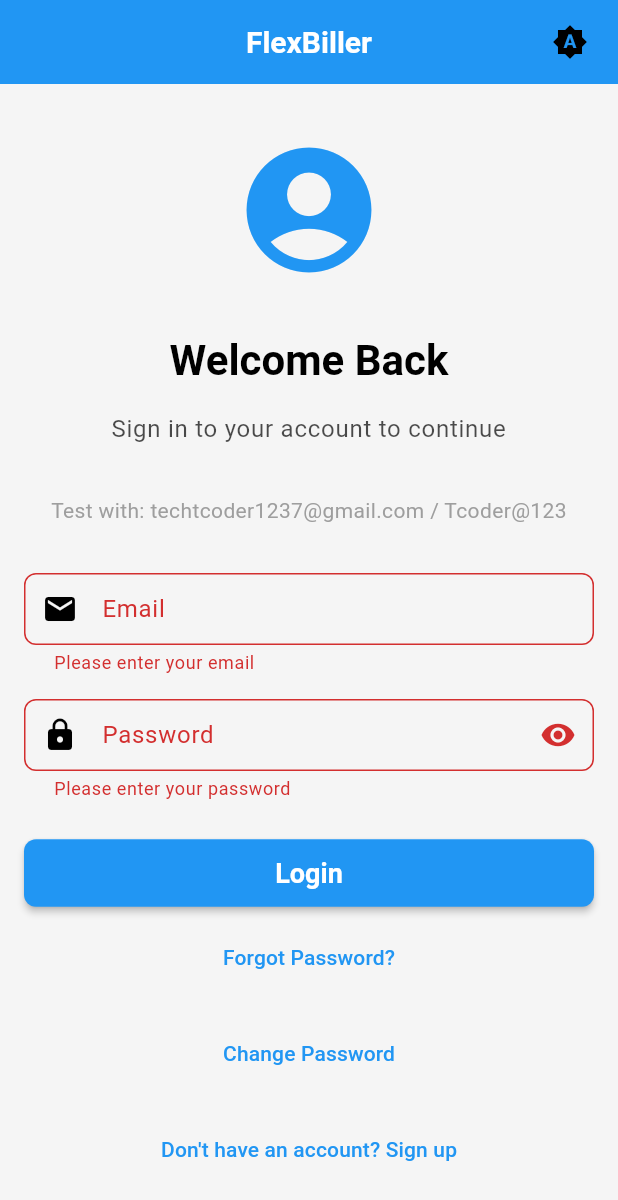
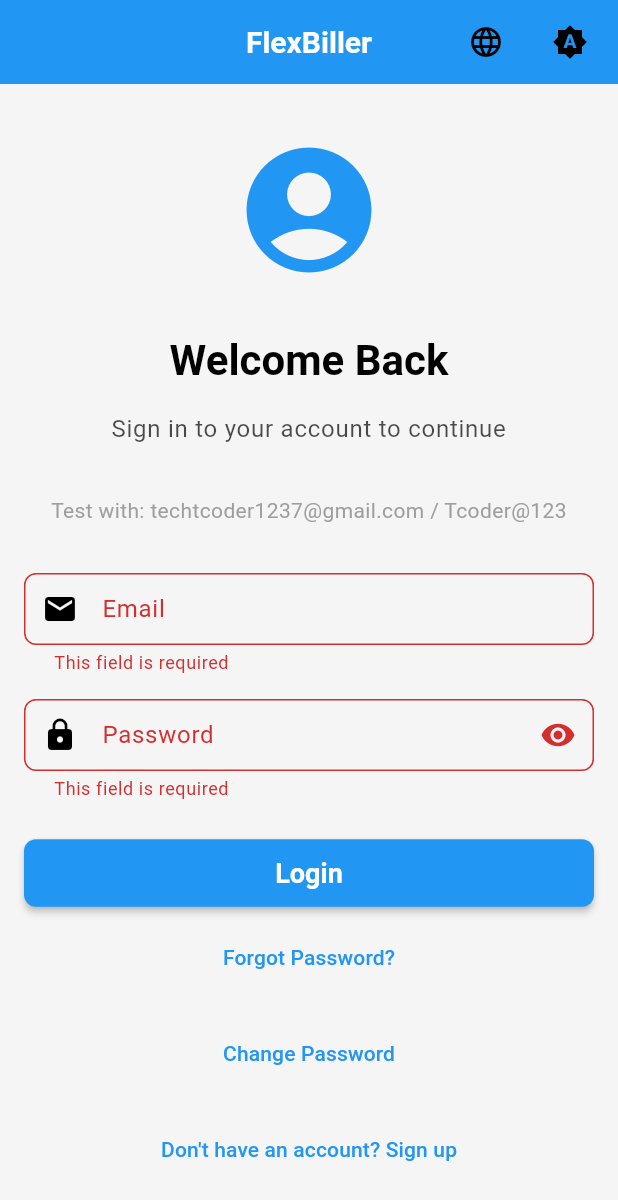
Before and after one commit to EtanaAlemu/flexbiller-app, a Flutter app: the screen it shows after launch, after a tap on "Login", on a phone screen of 412 x 824 dp. Shown: the top 1200 px of the screen. Run offline on Flutter 3.47's test engine with Material 3 defaults, Android fonts, the phone set to English and light mode, and no system bars; our stand-ins replace dio, equatable, flutter_bloc, flutter_secure_storage, get_it, injectable and 2 more; accounts and stored records are empty.

Commit message:
feat: implement comprehensive localization system
- Add flutter_localizations and intl packages for localization support
- Create AppLocalizations class for locale configuration and delegates
- Implement LocalizationService for locale state management and persistence
- Create AppStrings class with all English localized strings
- Add ARB format file (app_en.arb) for future code generation
- Create language selector widgets for UI language switching
- Update main.dart with localization configuration
- Refactor login form to use localized strings
- Add language selector to login page app bar
- Include comprehensive documentation and README
- Support for easy addition of new languages in the future

```diff
--- /dev/null
+++ b/lib/core/localization/app_localizations.dart
@@ -0,0 +1,55 @@
+import 'package:flutter/material.dart';
+import 'package:flutter_localizations/flutter_localizations.dart';
+
+class AppLocalizations {
+  static const List<Locale> supportedLocales = [
+    Locale('en', ''), // English
+    // Add more locales here when needed:
+    // Locale('es', ''), // Spanish
+    // Locale('fr', ''), // French
+    // Locale('ar', ''), // Arabic
+    // Locale('zh', ''), // Chinese
+  ];
+
+  static const String defaultLanguageCode = 'en';
+  static const String defaultCountryCode = '';
+
+  static const Locale defaultLocale = Locale(defaultLanguageCode, defaultCountryCode);
+
+  static List<LocalizationsDelegate<dynamic>> get localizationsDelegates => [
+    GlobalMaterialLocalizations.delegate,
+    GlobalWidgetsLocalizations.delegate,
+    GlobalCupertinoLocalizations.delegate,
+    // Add custom delegates here when needed
+  ];
+
+  static List<Locale> get supportedLocalesList => supportedLocales;
+
+  static bool isSupported(Locale locale) {
+    return supportedLocales.any((supported) =>
+        supported.languageCode == locale.languageCode &&
+        (supported.countryCode?.isEmpty == true ||
+            supported.countryCode == locale.countryCode));
+  }
+
+  static Locale getFallbackLocale() {
+    return defaultLocale;
+  }
+
+  static Locale? getSupportedLocale(Locale? locale) {
+    if (locale == null) return defaultLocale;
+
+    // Check if the locale is supported
+    if (isSupported(locale)) {
+      return locale;
+    }
+
+    // Try to find a supported locale with the same language code
+    final supportedLocale = supportedLocales.firstWhere(
+      (supported) => supported.languageCode == locale.languageCode,
+      orElse: () => defaultLocale,
+    );
+
+    return supportedLocale;
+  }
+}
--- /dev/null
+++ b/lib/core/localization/app_strings.dart
@@ -0,0 +1,80 @@
+class AppStrings {
+  static const String appTitle = 'FlexBiller';
+  static const String loginTitle = 'Login';
+  static const String welcomeBack = 'Welcome Back';
+  static const String signInToContinue = 'Sign in to your account to continue';
+  static const String email = 'Email';
+  static const String emailHint = 'Enter your email';
+  static const String password = 'Password';
+  static const String passwordHint = 'Enter your password';
+  static const String loginButton = 'Login';
+  static const String forgotPassword = 'Forgot Password?';
+  static const String changePassword = 'Change Password';
+  static const String dontHaveAccount = 'Don\'t have an account? Sign up';
+  static const String testCredentials = 'Test with: techtcoder1237@gmail.com / Tcoder@123';
+
+  // Forgot Password
+  static const String forgotPasswordTitle = 'Reset Your Password';
+  static const String forgotPasswordDescription = 'Enter your email address and we\'ll send you a link to reset your password.';
+  static const String sendResetLink = 'Send Reset Link';
+  static const String backToLogin = 'Back to Login';
+  static const String didntReceiveEmail = 'Didn\'t receive the email?';
+  static const String enterResetTokenManually = 'Enter Reset Token Manually';
+
+  // Change Password
+  static const String changePasswordTitle = 'Change Your Password';
+  static const String changePasswordDescription = 'Enter your current password and choose a new one.';
+  static const String currentPassword = 'Current Password';
+  static const String newPassword = 'New Password';
+  static const String confirmNewPassword = 'Confirm New Password';
+  static const String changePasswordButton = 'Change Password';
+  static const String cancel = 'Cancel';
+
+  // Reset Password
+  static const String resetPasswordTitle = 'Reset Your Password';
+  static const String resetPasswordDescription = 'Enter the reset token from your email and choose a new password.';
+  static const String resetToken = 'Reset Token';
+  static const String resetTokenHint = 'Enter the token from your email';
+  static const String resetPasswordButton = 'Reset Password';
+
+  // Validation Messages
+  static const String validationRequired = 'This field is required';
+  static const String validationEmail = 'Please enter a valid email';
+  static String validationPasswordLength(int minLength) => 'Password must be at least $minLength characters';
+  static const String validationPasswordsMatch = 'Passwords do not match';
+  static String validationMinLength(int minLength) => 'Must be at least $minLength characters';
+
+  // Success Messages
+  static const String successLogin = 'Login successful!';
+  static const String successPasswordChanged = 'Password changed successfully. Please log in with your new password.';
+  static const String successPasswordReset = 'Password reset successfully. You can now login with your new password.';
+  static const String successResetEmailSent = 'Password reset email sent successfully. Please check your email.';
+
+  // Error Messages
+  static const String errorInvalidCredentials = 'Invalid credentials';
+  static const String errorInvalidRequestData = 'Invalid request data';
+  static const String errorConnectionTimeout = 'Connection timeout';
+  static const String errorRequestTimeout = 'Request timeout';
+  static const String errorNetworkError = 'Network error occurred';
+  static const String errorUnexpected = 'Unexpected error occurred';
+  static const String errorInvalidEmail = 'Invalid email address';
+  static const String errorEmailNotFound = 'Email not found';
+  static const String errorInvalidPassword = 'Invalid password format';
+  static const String errorCurrentPasswordIncorrect = 'Current password is incorrect';
+  static const String errorInvalidToken = 'Invalid or expired token';
+  static const String errorNoToken = 'No authorization token provided';
+  static const String errorServerError = 'Server error occurred';
+
+  // Theme
+  static const String themeLight = 'Light';
+  static const String themeDark = 'Dark';
+  static const String themeSystem = 'System';
+  static const String themeToggleTooltip = 'Toggle theme';
+
+  // Common
+  static const String loading = 'Loading...';
+  static const String error = 'Error';
+  static const String success = 'Success';
+  static const String warning = 'Warning';
+  static const String info = 'Information';
+}
--- /dev/null
+++ b/lib/core/localization/language_selector_widget.dart
@@ -0,0 +1,95 @@
+import 'package:flutter/material.dart';
+import 'localization_service.dart';
+
+class LanguageSelectorWidget extends StatelessWidget {
+  final bool showLabel;
+  final double? size;
+  final Color? color;
+
+  const LanguageSelectorWidget({
+    Key? key,
+    this.showLabel = false,
+    this.size,
+    this.color,
+  }) : super(key: key);
+
+  @override
+  Widget build(BuildContext context) {
+    final theme = Theme.of(context);
+
+    return PopupMenuButton<String>(
+      icon: Icon(
+        Icons.language,
+        size: size ?? 24,
+        color: color ?? theme.colorScheme.onSurface,
+      ),
+      tooltip: 'Select language',
+      onSelected: (String languageCode) async {
+        await LocalizationService.setLanguage(languageCode);
+        // Note: In a real app, you'd want to rebuild the entire app
+        // This is a simplified version for demonstration
+      },
+      itemBuilder: (BuildContext context) => [
+        PopupMenuItem<String>(
+          value: 'en',
+          child: Row(
+            children: [
+              const Text('🇺🇸'),
+              if (showLabel) ...[
+                const SizedBox(width: 12),
+                Text(LocalizationService.getLanguageName('en')),
+              ],
+            ],
+          ),
+        ),
+        // Add more languages here when needed
+        // PopupMenuItem<String>(
+        //   value: 'es',
+        //   child: Row(
+        //     children: [
+        //       const Text('🇪🇸'),
+        //       if (showLabel) ...[
+        //         const SizedBox(width: 12),
+        //         Text(LocalizationService.getLanguageName('es')),
+        //       ],
+        //     ],
+        //   ),
+        // ),
+      ],
+    );
+  }
+}
+
+class SimpleLanguageSelector extends StatelessWidget {
+  final double? size;
+  final Color? color;
+
+  const SimpleLanguageSelector({
+    Key? key,
+    this.size,
+    this.color,
+  }) : super(key: key);
+
+  @override
+  Widget build(BuildContext context) {
+    final theme = Theme.of(context);
+
+    return IconButton(
+      icon: Icon(
+        Icons.language,
+        size: size ?? 24,
+        color: color ?? theme.colorScheme.onSurface,
+      ),
+      onPressed: () {
+        // Show current language info
+        ScaffoldMessenger.of(context).showSnackBar(
+          SnackBar(
+            content: Text('Current language: ${LocalizationService.getCurrentLanguageName()}'),
+            duration: const Duration(seconds: 2),
+          ),
+        );
+      },
+      tooltip: 'Current language: ${LocalizationService.getCurrentLanguageName()}',
+    );
+  }
+}
--- /dev/null
+++ b/lib/core/localization/localization_service.dart
@@ -0,0 +1,76 @@
+import 'package:flutter/material.dart';
+import 'package:shared_preferences/shared_preferences.dart';
+
+class LocalizationService {
+  static const String _languageKey = 'language_code';
+  static const String _countryKey = 'country_code';
+
+  static const String defaultLanguageCode = 'en';
+  static const String defaultCountryCode = '';
+
+  static Locale _currentLocale = const Locale(defaultLanguageCode, defaultCountryCode);
+
+  static Locale get currentLocale => _currentLocale;
+
+  static Future<void> initialize() async {
+    await _loadSavedLocale();
+  }
+
+  static Future<void> _loadSavedLocale() async {
+    try {
+      final prefs = await SharedPreferences.getInstance();
+      final languageCode = prefs.getString(_languageKey) ?? defaultLanguageCode;
+      final countryCode = prefs.getString(_countryKey) ?? defaultCountryCode;
+      _currentLocale = Locale(languageCode, countryCode);
+    } catch (e) {
+      _currentLocale = const Locale(defaultLanguageCode, defaultCountryCode);
+    }
+  }
+
+  static Future<void> setLocale(Locale locale) async {
+    if (_currentLocale == locale) return;
+
+    _currentLocale = locale;
+
+    try {
+      final prefs = await SharedPreferences.getInstance();
+      await prefs.setString(_languageKey, locale.languageCode);
+      await prefs.setString(_countryKey, locale.countryCode ?? '');
+    } catch (e) {
+      // Ignore storage errors
+    }
+  }
+
+  static Future<void> setLanguage(String languageCode, [String? countryCode]) async {
+    await setLocale(Locale(languageCode, countryCode));
+  }
+
+  static Future<void> resetToDefault() async {
+    await setLocale(const Locale(defaultLanguageCode, defaultCountryCode));
+  }
+
+  static bool isEnglish() {
+    return _currentLocale.languageCode == 'en';
+  }
+
+  static String getLanguageName(String languageCode) {
+    switch (languageCode) {
+      case 'en':
+        return 'English';
+      case 'es':
+        return 'Español';
+      case 'fr':
+        return 'Français';
+      case 'ar':
+        return 'العربية';
+      case 'zh':
+        return '中文';
+      default:
+        return languageCode.toUpperCase();
+    }
+  }
+
+  static String getCurrentLanguageName() {
+    return getLanguageName(_currentLocale.languageCode);
+  }
+}
--- a/lib/features/auth/presentation/pages/login_page.dart
+++ b/lib/features/auth/presentation/pages/login_page.dart
@@ -1,10 +1,6 @@
 import 'package:flutter/material.dart';
-import 'package:flutter_bloc/flutter_bloc.dart';
-import '../../../../injection_container.dart';
 import '../../../../core/theme/theme_toggle_widget.dart';
-import '../bloc/auth_bloc.dart';
-import '../bloc/auth_event.dart';
-import '../bloc/auth_state.dart';
+import '../../../../core/localization/language_selector_widget.dart';
 import '../widgets/login_form.dart';
 
 class LoginPage extends StatelessWidget {
@@ -16,6 +12,8 @@ class LoginPage extends StatelessWidget {
       appBar: AppBar(
         title: const Text('FlexBiller'),
         actions: [
+          const SimpleLanguageSelector(),
+          const SizedBox(width: 8),
           const ThemeToggleWidget(),
           const SizedBox(width: 8),
         ],
--- a/lib/features/auth/presentation/widgets/login_form.dart
+++ b/lib/features/auth/presentation/widgets/login_form.dart
@@ -2,6 +2,7 @@ import 'package:flutter/material.dart';
 import 'package:flutter_bloc/flutter_bloc.dart';
 import '../../../../injection_container.dart';
 import '../../../../core/theme/app_theme.dart';
+import '../../../../core/localization/app_strings.dart';
 import '../bloc/auth_bloc.dart';
 import '../bloc/auth_event.dart';
 import '../bloc/auth_state.dart';
@@ -57,7 +58,7 @@ class _LoginFormState extends State<LoginForm> {
           } else if (state is AuthSuccess) {
             ScaffoldMessenger.of(context).showSnackBar(
               SnackBar(
-                content: const Text('Login successful!'),
+                content: Text(AppStrings.successLogin),
                 backgroundColor: AppTheme.getSuccessColor(theme.brightness),
               ),
             );
@@ -66,9 +67,7 @@ class _LoginFormState extends State<LoginForm> {
         },
         builder: (context, state) {
           if (state is AuthLoading) {
-            return const Center(
-              child: CircularProgressIndicator(),
-            );
+            return const Center(child: CircularProgressIndicator());
           }
 
           return Form(
@@ -84,7 +83,7 @@ class _LoginFormState extends State<LoginForm> {
                 ),
                 const SizedBox(height: 32),
                 Text(
-                  'Welcome Back',
+                  AppStrings.welcomeBack,
                   style: theme.textTheme.headlineMedium?.copyWith(
                     fontWeight: FontWeight.bold,
                     color: theme.colorScheme.onBackground,
@@ -93,35 +92,35 @@ class _LoginFormState extends State<LoginForm> {
                 ),
                 const SizedBox(height: 16),
                 Text(
-                  'Sign in to your account to continue',
+                  AppStrings.signInToContinue,
                   style: theme.textTheme.bodyLarge?.copyWith(
                     color: theme.colorScheme.onBackground.withOpacity(0.7),
                   ),
                   textAlign: TextAlign.center,
                 ),
                 const SizedBox(height: 32),
-                const Text(
-                  'Test with: techtcoder1237@gmail.com / Tcoder@123',
-                  style: TextStyle(fontSize: 14, color: Colors.grey),
+                Text(
+                  AppStrings.testCredentials,
+                  style: const TextStyle(fontSize: 14, color: Colors.grey),
                   textAlign: TextAlign.center,
                 ),
                 const SizedBox(height: 32),
                 TextFormField(
                   controller: _emailController,
                   keyboardType: TextInputType.emailAddress,
-                  decoration: const InputDecoration(
-                    labelText: 'Email',
-                    hintText: 'Enter your email',
-                    prefixIcon: Icon(Icons.email),
+                  decoration: InputDecoration(
+                    labelText: AppStrings.email,
+                    hintText: AppStrings.emailHint,
+                    prefixIcon: const Icon(Icons.email),
                   ),
                   validator: (value) {
                     if (value == null || value.isEmpty) {
-                      return 'Please enter your email';
+                      return AppStrings.validationRequired;
                     }
                     if (!RegExp(
                       r'^[\w-\.]+@([\w-]+\.)+[\w-]{2,4}$',
                     ).hasMatch(value)) {
-                      return 'Please enter a valid email';
+                      return AppStrings.validationEmail;
                     }
                     return null;
                   },
@@ -131,12 +130,14 @@ class _LoginFormState extends State<LoginForm> {
                   controller: _passwordController,
                   obscureText: _obscurePassword,
                   decoration: InputDecoration(
-                    labelText: 'Password',
-                    hintText: 'Enter your password',
+                    labelText: AppStrings.password,
+                    hintText: AppStrings.passwordHint,
                     prefixIcon: const Icon(Icons.lock),
                     suffixIcon: IconButton(
                       icon: Icon(
-                        _obscurePassword ? Icons.visibility : Icons.visibility_off,
+                        _obscurePassword
+                            ? Icons.visibility
+                            : Icons.visibility_off,
                       ),
                       onPressed: () {
                         setState(() {
@@ -147,10 +148,10 @@ class _LoginFormState extends State<LoginForm> {
                   ),
                   validator: (value) {
                     if (value == null || value.isEmpty) {
-                      return 'Please enter your password';
+                      return AppStrings.validationRequired;
                     }
                     if (value.length < 6) {
-                      return 'Password must be at least 6 characters';
+                      return AppStrings.validationPasswordLength(6);
                     }
                     return null;
                   },
@@ -158,9 +159,9 @@ class _LoginFormState extends State<LoginForm> {
                 const SizedBox(height: 24),
                 ElevatedButton(
                   onPressed: _submitForm,
-                  child: const Text(
-                    'Login',
-                    style: TextStyle(fontSize: 18, fontWeight: FontWeight.bold),
+                  child: Text(
+                    AppStrings.loginButton,
+                    style: const TextStyle(fontSize: 18, fontWeight: FontWeight.bold),
                   ),
                 ),
                 const SizedBox(height: 8),
@@ -172,7 +173,7 @@ class _LoginFormState extends State<LoginForm> {
                       ),
                     );
                   },
-                  child: const Text('Forgot Password?'),
+                  child: Text(AppStrings.forgotPassword),
                 ),
                 const SizedBox(height: 16),
                 TextButton(
@@ -183,14 +184,14 @@ class _LoginFormState extends State<LoginForm> {
                       ),
                     );
                   },
-                  child: const Text('Change Password'),
+                  child: Text(AppStrings.changePassword),
                 ),
                 const SizedBox(height: 16),
                 TextButton(
                   onPressed: () {
                     // TODO: Navigate to register page
                   },
-                  child: const Text('Don\'t have an account? Sign up'),
+                  child: Text(AppStrings.dontHaveAccount),
                 ),
               ],
             ),
--- a/lib/main.dart
+++ b/lib/main.dart
@@ -1,13 +1,29 @@
 import 'package:flutter/material.dart';
+import 'package:flutter/services.dart';
 import 'package:provider/provider.dart';
 import 'injection_container.dart' as di;
 import 'features/auth/presentation/pages/login_page.dart';
 import 'core/theme/theme_provider.dart';
 import 'core/theme/app_theme.dart';
+import 'core/localization/app_localizations.dart';
+import 'core/localization/localization_service.dart';
+import 'core/localization/app_strings.dart';
 
 void main() async {
   WidgetsFlutterBinding.ensureInitialized();
+
+  // Initialize services
+  await LocalizationService.initialize();
+
+  // Configure dependency injection
   di.configureDependencies();
+
+  // Set preferred orientations
+  await SystemChrome.setPreferredOrientations([
+    DeviceOrientation.portraitUp,
+    DeviceOrientation.portraitDown,
+  ]);
+
   runApp(const MyApp());
 }
 
@@ -21,10 +37,19 @@ class MyApp extends StatelessWidget {
       child: Consumer<ThemeProvider>(
         builder: (context, themeProvider, child) {
           return MaterialApp(
-            title: 'FlexBiller',
+            title: AppStrings.appTitle,
             theme: AppTheme.lightTheme,
             darkTheme: AppTheme.darkTheme,
             themeMode: themeProvider.themeMode,
+
+            // Localization
+            localizationsDelegates: AppLocalizations.localizationsDelegates,
+            supportedLocales: AppLocalizations.supportedLocalesList,
+            locale: LocalizationService.currentLocale,
+            localeResolutionCallback: (locale, supportedLocales) {
+              return AppLocalizations.getSupportedLocale(locale);
+            },
+
             home: const LoginPage(),
             debugShowCheckedModeBanner: false,
           );
--- a/pubspec.yaml
+++ b/pubspec.yaml
@@ -57,6 +57,11 @@ dependencies:
   logger: ^2.0.2+1
   path: ^1.8.3
 
+  # Localization
+  flutter_localizations:
+    sdk: flutter
+  intl: ^0.20.2
+
 dev_dependencies:
   flutter_test:
     sdk: flutter
```
Also changed, not shown: lib/core/localization/l10n/app_en.arb (added, +73 -0 lines), pubspec.lock, 1 other file.
